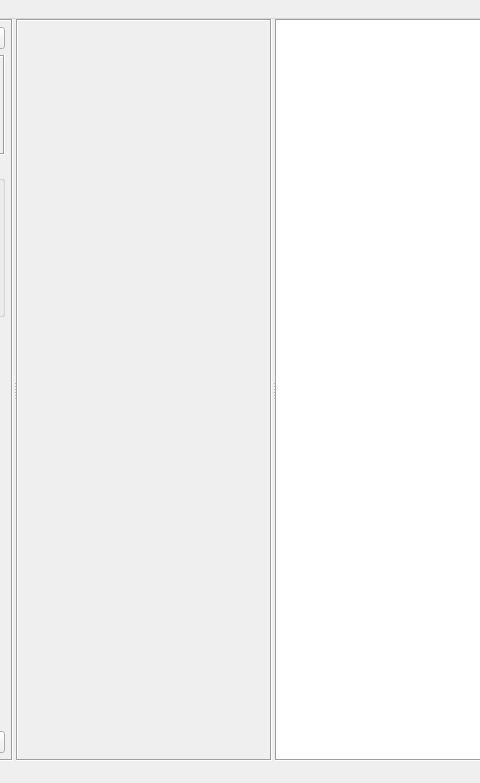
Qt form src/ui/loop_planner.ui (Eric-Meunier/Processor-Suite) before a commit; both pictures show x 205 to 685 and y 0 to 783 of the 1126 by 783 pixel window.
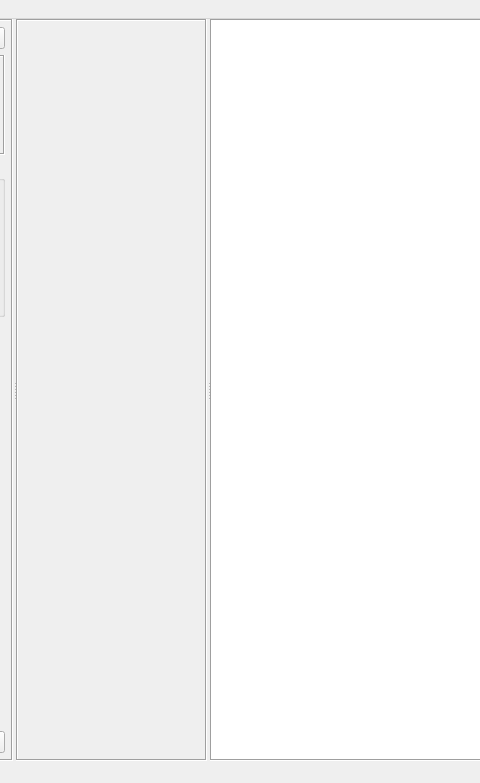
The same form after that commit. Icons and pictures are not drawn. Custom widgets are drawn as their Qt base class.

Patch:
```diff
--- a/src/ui/loop_planner.ui
+++ b/src/ui/loop_planner.ui
@@ -267,7 +267,7 @@
       <widget class="QFrame" name="section_frame">
        <property name="sizePolicy">
         <sizepolicy hsizetype="Preferred" vsizetype="Preferred">
-         <horstretch>30</horstretch>
+         <horstretch>60</horstretch>
          <verstretch>0</verstretch>
         </sizepolicy>
        </property>
@@ -307,7 +307,7 @@
       <widget class="PlotWidget" name="plan_view">
        <property name="sizePolicy">
         <sizepolicy hsizetype="Preferred" vsizetype="Preferred">
-         <horstretch>1</horstretch>
+         <horstretch>3</horstretch>
          <verstretch>0</verstretch>
         </sizepolicy>
        </property>
```
